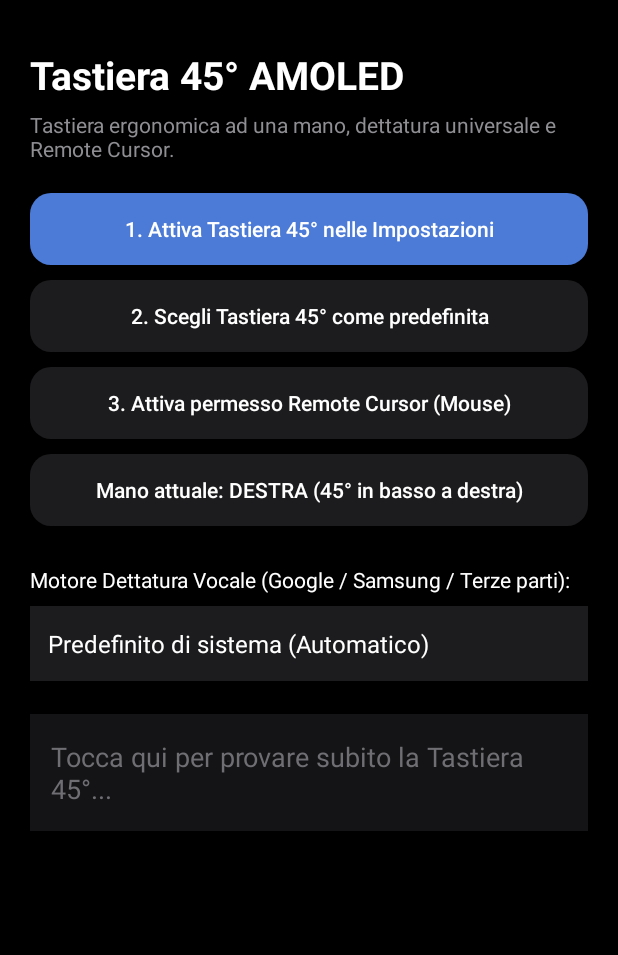
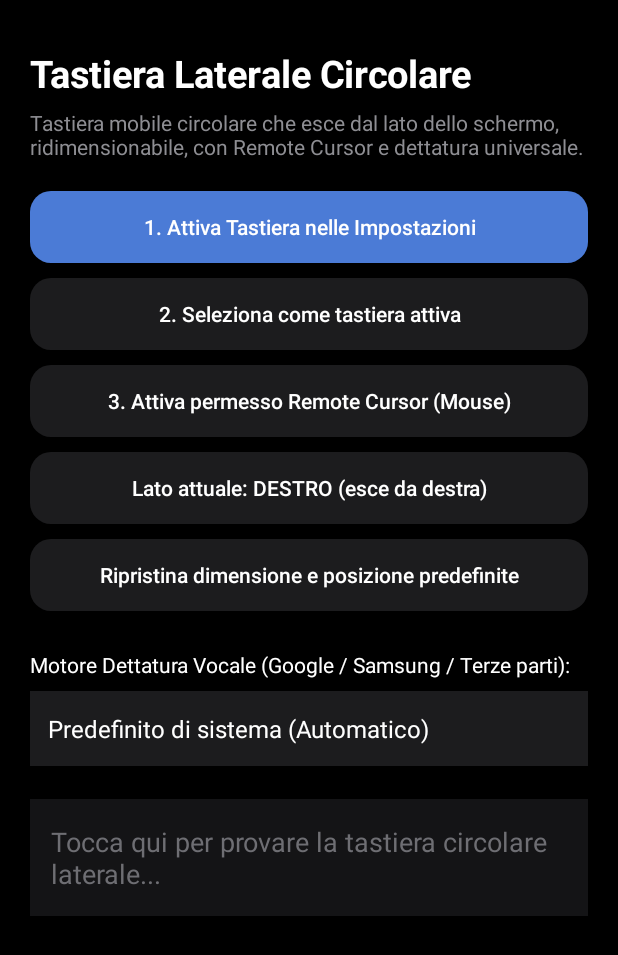
Before and after one commit to QuickSparkSem/Tastiera45, an Android app: the screen it shows after launch (MainActivity), on a phone screen of 412 x 824 dp. Shown: the top 955 px of the screen. Run offline under Robolectric (Android 15) with nearby library versions, the phone set to English and light mode, and no system bars.

Commit message:
Update UI text and button labels in MainActivity

```diff
--- a/app/src/main/java/com/tastiera45/ime/MainActivity.kt
+++ b/app/src/main/java/com/tastiera45/ime/MainActivity.kt
@@ -50,56 +50,59 @@ class MainActivity : Activity() {
         }
 
         val title = TextView(this).apply {
-            text = "Tastiera 45° AMOLED"
-            textSize = 26f
+            text = "Tastiera Laterale Circolare"
+            textSize = 25f
             typeface = Typeface.DEFAULT_BOLD
             setTextColor(Color.WHITE)
         }
         container.addView(title)
 
         val subtitle = TextView(this).apply {
-            text = "Tastiera ergonomica ad una mano, dettatura universale e Remote Cursor."
+            text = "Tastiera mobile circolare che esce dal lato dello schermo, ridimensionabile, con Remote Cursor e dettatura universale."
             textSize = 14f
             setTextColor(Color.parseColor("#8E8E93"))
             setPadding(0, (6 * density).toInt(), 0, (20 * density).toInt())
         }
         container.addView(subtitle)
 
-        // Passo 1: Attiva tastiera
-        container.addView(makeActionButton("1. Attiva Tastiera 45° nelle Impostazioni", "#4B7BD6") {
+        container.addView(makeActionButton("1. Attiva Tastiera nelle Impostazioni", "#4B7BD6") {
             startActivity(Intent(Settings.ACTION_INPUT_METHOD_SETTINGS))
         })
 
-        // Passo 2: Seleziona tastiera
-        container.addView(makeActionButton("2. Scegli Tastiera 45° come predefinita", "#1C1C1E") {
+        container.addView(makeActionButton("2. Seleziona come tastiera attiva", "#1C1C1E") {
             val imm = getSystemService(Context.INPUT_METHOD_SERVICE) as InputMethodManager
             imm.showInputMethodPicker()
         })
 
-        // Passo 3: Attiva Remote Cursor (Mouse)
         container.addView(makeActionButton("3. Attiva permesso Remote Cursor (Mouse)", "#1C1C1E") {
             Toast.makeText(this, "Trova 'Tastiera 45° - Remote Cursor' e attivalo", Toast.LENGTH_LONG).show()
             startActivity(Intent(Settings.ACTION_ACCESSIBILITY_SETTINGS))
         })
 
-        // Passo 4: Mano predefinita (Destra 45° / Sinistra 45°)
-        val handBtn = makeActionButton(
-            if (prefs.getBoolean("left_handed", false)) "Mano attuale: SINISTRA (45° in basso a sinistra)"
-            else "Mano attuale: DESTRA (45° in basso a destra)",
+        val sideBtn = makeActionButton(
+            if (prefs.getBoolean("left_handed", false)) "Lato attuale: SINISTRO (esce da sinistra)"
+            else "Lato attuale: DESTRO (esce da destra)",
             "#1C1C1E"
         ) {}
-        handBtn.setOnClickListener {
+        sideBtn.setOnClickListener {
             val next = !prefs.getBoolean("left_handed", false)
             prefs.edit().putBoolean("left_handed", next).apply()
-            handBtn.text = if (next) {
-                "Mano attuale: SINISTRA (45° in basso a sinistra)"
+            sideBtn.text = if (next) {
+                "Lato attuale: SINISTRO (esce da sinistra)"
             } else {
-                "Mano attuale: DESTRA (45° in basso a destra)"
+                "Lato attuale: DESTRO (esce da destra)"
             }
         }
-        container.addView(handBtn)
+        container.addView(sideBtn)
 
-        // Passo 5: Scelta motore di dettatura vocale (Google, Samsung, Terze parti)
+        container.addView(makeActionButton("Ripristina dimensione e posizione predefinite", "#1C1C1E") {
+            prefs.edit()
+                .putFloat("kb_scale", 0.74f)
+                .putInt("kb_bottom_offset", (72 * density).toInt())
+                .apply()
+            Toast.makeText(this, "Dimensione e altezza ripristinate", Toast.LENGTH_SHORT).show()
+        })
+
         val voiceTitle = TextView(this).apply {
             text = "Motore Dettatura Vocale (Google / Samsung / Terze parti):"
             textSize = 14f
@@ -144,9 +147,8 @@ class MainActivity : Activity() {
         }
         container.addView(spinner)
 
-        // Campo di prova immediato
         val testBox = EditText(this).apply {
-            hint = "Tocca qui per provare subito la Tastiera 45°..."
+            hint = "Tocca qui per provare la tastiera circolare laterale..."
             setHintTextColor(Color.parseColor("#6E6E73"))
             setTextColor(Color.WHITE)
             setBackgroundColor(Color.parseColor("#141416"))
```
